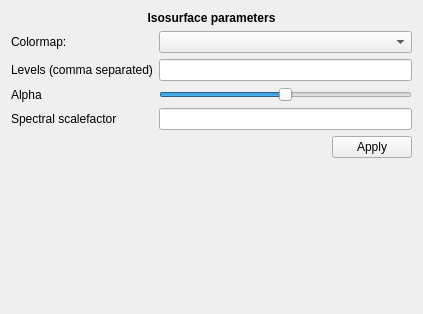
Qt form options.ui (astrofrog/cube-viewer) before a commit.
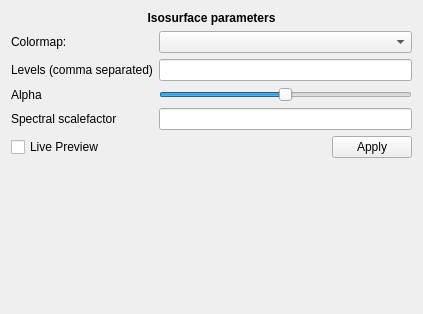
The same form after that commit.

Commit message: Added live preview, and other fixes related to properties

```diff
--- a/options.ui
+++ b/options.ui
@@ -16,6 +16,13 @@
   <layout class="QGridLayout" name="gridLayout_2">
    <item row="2" column="0">
     <layout class="QHBoxLayout" name="horizontalLayout">
+     <item>
+      <widget class="QCheckBox" name="live_checkbox">
+       <property name="text">
+        <string>Live Preview</string>
+       </property>
+      </widget>
+     </item>
      <item>
       <spacer name="horizontalSpacer">
        <property name="orientation">
```
The commit also changes 3 other files.
